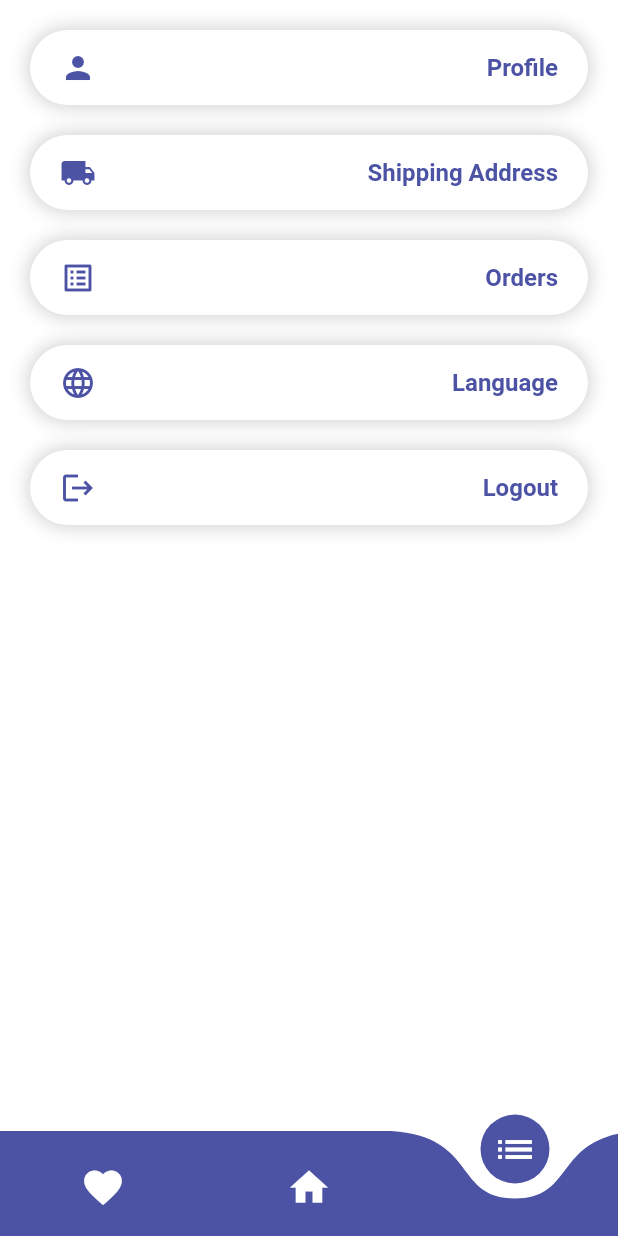
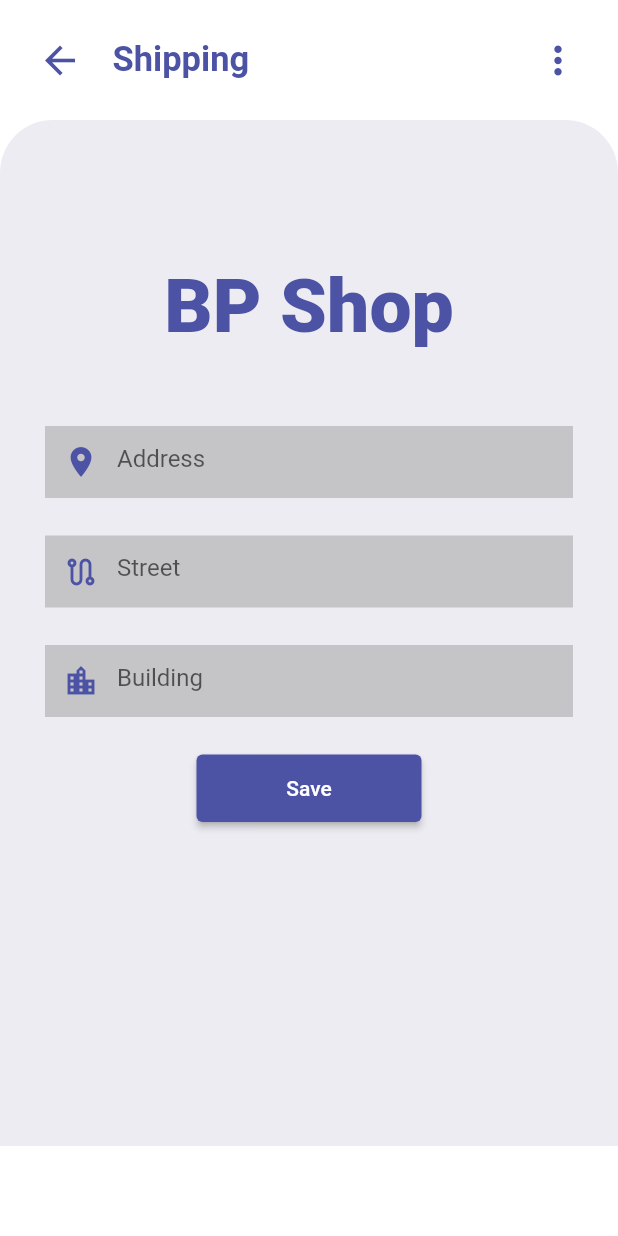
Before and after one commit to WarwarLouay/e_commerce_ui, a Flutter app: the HomePage screen opened directly, item 3 of the bottom bar chosen, after a tap on "Shipping Address", on a phone screen of 412 x 824 dp. Run offline on Flutter 3.47's test engine with Material 2 defaults, Android fonts, the phone set to English and light mode, and no system bars; drawn by our look-alikes of curved_navigation_bar; our stand-ins replace badges, flutter_rating_bar, shared_preferences; missing offline and left inert: clippy_flutter, fl_country_code_picker; accounts and stored records are empty; network calls fail.

Commit message:
update shipping address

```diff
--- a/lib/main.dart
+++ b/lib/main.dart
@@ -7,6 +7,7 @@ import 'package:e_commerce_ui/pages/login_page.dart';
 import 'package:e_commerce_ui/pages/order_details_page.dart';
 import 'package:e_commerce_ui/providers/cart.dart';
 import 'package:e_commerce_ui/providers/product.dart';
+import 'package:e_commerce_ui/providers/shipping.dart';
 import 'package:e_commerce_ui/providers/user.dart';
 import 'package:e_commerce_ui/widgets/splash_screen.dart';
 import 'package:flutter/material.dart';
@@ -31,6 +32,9 @@ class MyApp extends StatelessWidget {
         ),
         ChangeNotifierProvider(
           create: (context) => User(),
+        ),
+        ChangeNotifierProvider(
+          create: (context) => Shipping(),
         ),
       ],
       child: Consumer<User>(
--- a/lib/pages/home_page.dart
+++ b/lib/pages/home_page.dart
@@ -4,6 +4,7 @@ import 'package:curved_navigation_bar/curved_navigation_bar.dart';
 import 'package:e_commerce_ui/pages/favorire_tab.dart';
 import 'package:e_commerce_ui/pages/home_tab.dart';
 import 'package:e_commerce_ui/pages/list_tab.dart';
+import 'package:e_commerce_ui/providers/shipping.dart';
 import 'package:flutter/material.dart';
 
 class HomePage extends StatefulWidget {
@@ -20,6 +21,7 @@ class _HomePageState extends State<HomePage> {
   @override
   void initState() {
     _pages = [FavoriteTab(), HomeTab(), ListTab()];
+    getShipping();
     super.initState();
   }
 
--- a/lib/pages/list_tab.dart
+++ b/lib/pages/list_tab.dart
@@ -2,6 +2,7 @@
 
 import 'package:e_commerce_ui/pages/login_page.dart';
 import 'package:e_commerce_ui/pages/orders_page.dart';
+import 'package:e_commerce_ui/pages/shipping_page.dart';
 import 'package:e_commerce_ui/providers/user.dart';
 import 'package:flutter/material.dart';
 import 'package:provider/provider.dart';
@@ -56,7 +57,10 @@ class ListTab extends StatelessWidget {
             ),
           ),
           InkWell(
-            onTap: () {},
+            onTap: () {
+              Navigator.push(context,
+                  MaterialPageRoute(builder: (builder) => ShippingPage()));
+            },
             child: Padding(
               padding: EdgeInsets.only(left: 20, right: 20, top: 20),
               child: Container(
--- /dev/null
+++ b/lib/pages/shipping_page.dart
@@ -0,0 +1,264 @@
+// ignore_for_file: prefer_const_constructors, prefer_const_literals_to_create_immutables, unused_field, prefer_final_fields, sort_child_properties_last
+
+import 'package:e_commerce_ui/pages/home_page.dart';
+import 'package:e_commerce_ui/providers/shipping.dart';
+import 'package:e_commerce_ui/widgets/shipping_app_bar.dart';
+import 'package:flutter/material.dart';
+import 'package:provider/provider.dart';
+import 'package:shared_preferences/shared_preferences.dart';
+
+class ShippingPage extends StatefulWidget {
+  const ShippingPage({super.key});
+
+  @override
+  State<ShippingPage> createState() => _ShippingPageState();
+}
+
+class _ShippingPageState extends State<ShippingPage> {
+  final _formKey = GlobalKey<FormState>();
+
+  String? _address;
+  String? _street;
+  String? _building;
+
+  var _isLoading = false;
+
+  void getShippingAddres() async {
+    final prefs = await SharedPreferences.getInstance();
+    _address = prefs.getString("address");
+    _street = prefs.getString("street");
+    _building = prefs.getString("building");
+  }
+
+  @override
+  void initState() {
+    super.initState();
+    getShippingAddres();
+  }
+
+  Future<void> save() async {
+    final form = _formKey.currentState;
+    if (form!.validate()) {
+      try {
+        setState(() {
+          _isLoading = true;
+        });
+        form.save();
+        await Provider.of<Shipping>(context, listen: false)
+            .updateShippingAddress(
+          _address!,
+          _street!,
+          _building!,
+        );
+
+        await showDialog(
+            context: context,
+            builder: (context) => AlertDialog(
+                  title: Text('Success'),
+                  content: Text('Your shipping address has been updated.'),
+                  actions: [
+                    TextButton(
+                        onPressed: () {
+                          Navigator.of(context).pop();
+                           Navigator.pushReplacement(
+                              context,
+                              MaterialPageRoute(
+                                  builder: (builder) => HomePage()));
+                        },
+                        child: Text(
+                          'OK',
+                          style: TextStyle(
+                            color: Color(0xFF4C53A5),
+                          ),
+                        )),
+                  ],
+                ));
+        final prefs = await SharedPreferences.getInstance();
+        prefs.reload();
+      } catch (error) {
+        await showDialog(
+            context: context,
+            builder: (context) => AlertDialog(
+                  title: Text('Error'),
+                  content:
+                      Text('Something went wrong. Please try again later.'),
+                  actions: [
+                    TextButton(
+                        onPressed: () {
+                          Navigator.of(context).pop();
+                        },
+                        child: Text(
+                          'OK',
+                          style: TextStyle(
+                            color: Color(0xFF4C53A5),
+                          ),
+                        )),
+                  ],
+                ));
+      }
+      setState(() {
+        _isLoading = false;
+      });
+    }
+  }
+
+  @override
+  Widget build(BuildContext context) {
+    return Scaffold(
+      body: FutureBuilder(
+          future: Future.delayed(Duration(milliseconds: 500)),
+          builder: (context, snapshot) {
+            if (snapshot.connectionState == ConnectionState.done) {
+              return ListView(
+                physics: const BouncingScrollPhysics(),
+                children: [
+                  ShippingAppBar(),
+                  Container(
+                    height: MediaQuery.of(context).size.height - 140,
+                    padding: EdgeInsets.only(top: 15),
+                    decoration: BoxDecoration(
+                      color: Color(0xFFEDECF2),
+                      borderRadius: BorderRadius.only(
+                        topLeft: Radius.circular(35),
+                        topRight: Radius.circular(35),
+                      ),
+                    ),
+                    child: SingleChildScrollView(
+                      physics: const BouncingScrollPhysics(),
+                      child: Padding(
+                        padding: EdgeInsets.all(30),
+                        child: Form(
+                          key: _formKey,
+                          child: Column(
+                            children: [
+                              const SizedBox(
+                                height: 50,
+                              ),
+                              Text(
+                                'BP Shop',
+                                style: TextStyle(
+                                  fontSize: 50,
+                                  fontWeight: FontWeight.w900,
+                                  color: Color(0xFF4C53A5),
+                                ),
+                              ),
+                              const SizedBox(
+                                height: 50,
+                              ),
+                              TextFormField(
+                                keyboardType: TextInputType.emailAddress,
+                                validator: (value) {
+                                  if (value!.isEmpty) {
+                                    return 'Please Enter your address';
+                                  } else {
+                                    return null;
+                                  }
+                                },
+                                onSaved: (value) => _address = value!,
+                                initialValue: _address,
+                                decoration: InputDecoration(
+                                  hintText: 'Address',
+                                  filled: true,
+                                  border: InputBorder.none, //<-- SEE HERE
+                                  fillColor: Colors.grey.withOpacity(0.5),
+                                  prefixIcon: Icon(
+                                    Icons.place,
+                                    color: Color(0xFF4C53A5),
+                                  ),
+                                ),
+                              ),
+                              const SizedBox(
+                                height: 25,
+                              ),
+                              TextFormField(
+                                keyboardType: TextInputType.text,
+                                validator: (value) {
+                                  if (value!.isEmpty) {
+                                    return 'Please Enter your street';
+                                  } else {
+                                    return null;
+                                  }
+                                },
+                                onSaved: (value) => _street = value!,
+                                initialValue: _street,
+                                decoration: InputDecoration(
+                                  hintText: 'Street',
+                                  filled: true,
+                                  border: InputBorder.none, //<-- SEE HERE
+                                  fillColor: Colors.grey.withOpacity(0.5),
+                                  prefixIcon: Icon(
+                                    Icons.route_outlined,
+                                    color: Color(0xFF4C53A5),
+                                  ),
+                                ),
+                              ),
+                              const SizedBox(
+                                height: 25,
+                              ),
+                              TextFormField(
+                                keyboardType: TextInputType.text,
+                                validator: (value) {
+                                  if (value!.isEmpty) {
+                                    return 'Please Enter your building';
+                                  } else {
+                                    return null;
+                                  }
+                                },
+                                onSaved: (value) => _building = value!,
+                                initialValue: _building,
+                                decoration: InputDecoration(
+                                  hintText: 'Building',
+                                  filled: true,
+                                  border: InputBorder.none, //<-- SEE HERE
+                                  fillColor: Colors.grey.withOpacity(0.5),
+                                  prefixIcon: Icon(
+                                    Icons.location_city,
+                                    color: Color(0xFF4C53A5),
+                                  ),
+                                ),
+                              ),
+                              const SizedBox(
+                                height: 25,
+                              ),
+                              _isLoading
+                                  ? Center(
+                                      child: CircularProgressIndicator(
+                                        color: Color(0xFF4C53A5),
+                                      ),
+                                    )
+                                  : SizedBox(
+                                      width: 150,
+                                      height: 45,
+                                      child: ElevatedButton(
+                                        onPressed: save,
+                                        child: Text(
+                                          'Save',
+                                        ),
+                                        style: ButtonStyle(
+                                          backgroundColor:
+                                              MaterialStateProperty.all(
+                                                  Color(0xFF4C53A5)),
+                                        ),
+                                      ),
+                                    ),
+                            ],
+                          ),
+                        ),
+                      ),
+                    ),
+                  ),
+                ],
+              );
+            } else if (snapshot.hasError) {
+              return Text('${snapshot.error}');
+            } else {
+              return Center(
+                child: CircularProgressIndicator(
+                  color: Color(0xFF4C53A5),
+                ),
+              );
+            }
+          }),
+    );
+  }
+}
--- /dev/null
+++ b/lib/providers/shipping.dart
@@ -0,0 +1,75 @@
+// ignore_for_file: avoid_print, use_rethrow_when_possible
+
+import 'dart:convert';
+
+import 'package:flutter/cupertino.dart';
+import 'package:http/http.dart' as http;
+import 'package:shared_preferences/shared_preferences.dart';
+
+class Shipping with ChangeNotifier {
+  String? address;
+  String? street;
+  String? building;
+
+  Shipping({
+    this.address,
+    this.street,
+    this.building,
+  });
+
+  Future<void> updateShippingAddress(
+    String address,
+    String street,
+    String building,
+  ) async {
+    final prefs = await SharedPreferences.getInstance();
+    final user = prefs.getString('uid');
+    try {
+      const api = 'http://192.168.0.107:4000/api/shipping';
+      final Uri url = Uri.parse(api);
+      final response = await http.post(url,
+          headers: <String, String>{
+            'Content-Type': 'application/json; charset=UTF-8'
+          },
+          body: json.encode({
+            'address': address,
+            'street': street,
+            'building': building,
+            'user': user,
+          }));
+      final responseData = json.decode(response.body);
+      prefs.setString("address", responseData['Address']);
+      prefs.setString("street", responseData['Street']);
+      prefs.setString("building", responseData['Building']);
+      print(responseData);
+      notifyListeners();
+    } catch (error) {
+      print(error);
+      throw error;
+    }
+  }
+}
+
+Future<void> getShipping() async {
+  final prefs = await SharedPreferences.getInstance();
+    final user = prefs.getString('uid');
+    try {
+      const api = 'http://192.168.0.107:4000/api/shipping/get';
+      final Uri url = Uri.parse(api);
+      final response = await http.post(url,
+          headers: <String, String>{
+            'Content-Type': 'application/json; charset=UTF-8'
+          },
+          body: json.encode({
+            'user': user,
+          }));
+      final responseData = json.decode(response.body);
+      prefs.setString("address", responseData['Address']);
+      prefs.setString("street", responseData['Street']);
+      prefs.setString("building", responseData['Building']);
+      print(responseData);
+    } catch (error) {
+      print(error);
+      throw error;
+    }
+}
--- /dev/null
+++ b/lib/widgets/shipping_app_bar.dart
@@ -0,0 +1,47 @@
+// ignore_for_file: prefer_const_constructors, duplicate_ignore
+
+import 'package:flutter/material.dart';
+
+class ShippingAppBar extends StatelessWidget {
+  const ShippingAppBar({super.key});
+
+  @override
+  Widget build(BuildContext context) {
+    return Container(
+      color: Colors.white,
+      padding: EdgeInsets.all(25),
+      child: Row(
+        children: [
+          InkWell(
+            onTap: () {
+              Navigator.pop(context);
+            },
+            child: Icon(
+              Icons.arrow_back,
+              size: 30,
+              color: Color(0xFF4C53A5),
+            ),
+          ),
+          // ignore: prefer_const_constructors
+          Padding(
+            padding: EdgeInsets.only(left: 20),
+            child: Text(
+              'Shipping',
+              style: TextStyle(
+                fontSize: 23,
+                fontWeight: FontWeight.bold,
+                color: Color(0xFF4C53A5),
+              ),
+            ),
+          ),
+          Spacer(),
+          Icon(
+              Icons.more_vert,
+              size: 30,
+              color: Color(0xFF4C53A5),
+            ),
+        ],
+      ),
+    );
+  }
+}
```
Also changed, not shown: lib/widgets/cart_bottom_navbar.dart (+9 -0 lines).
